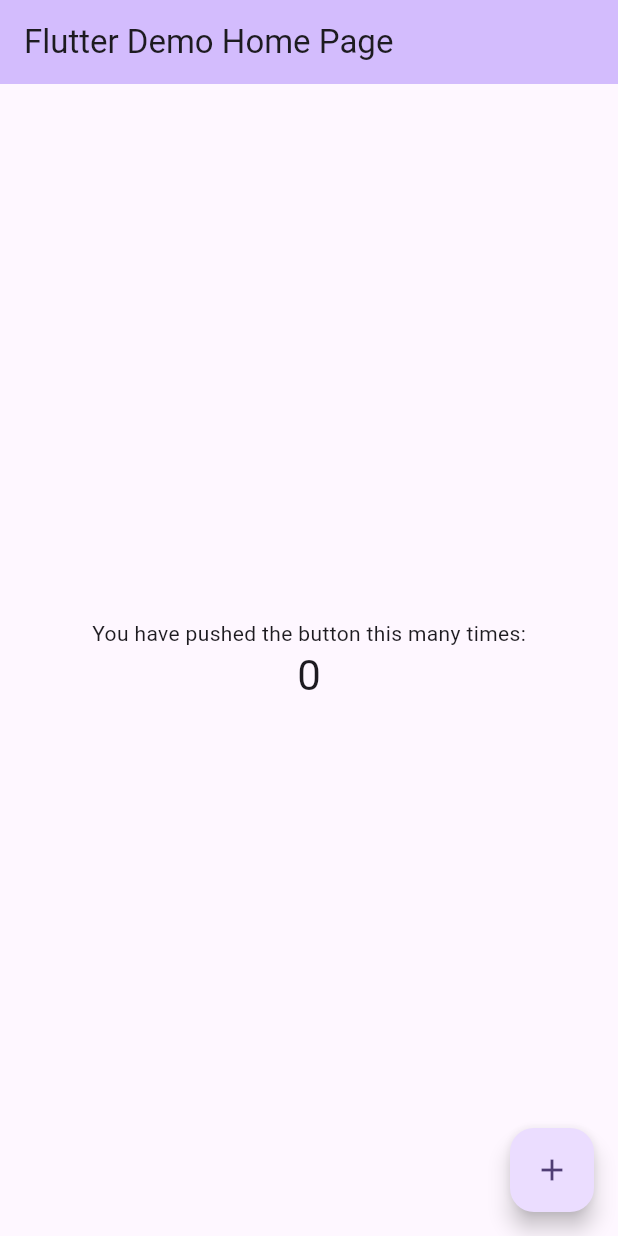
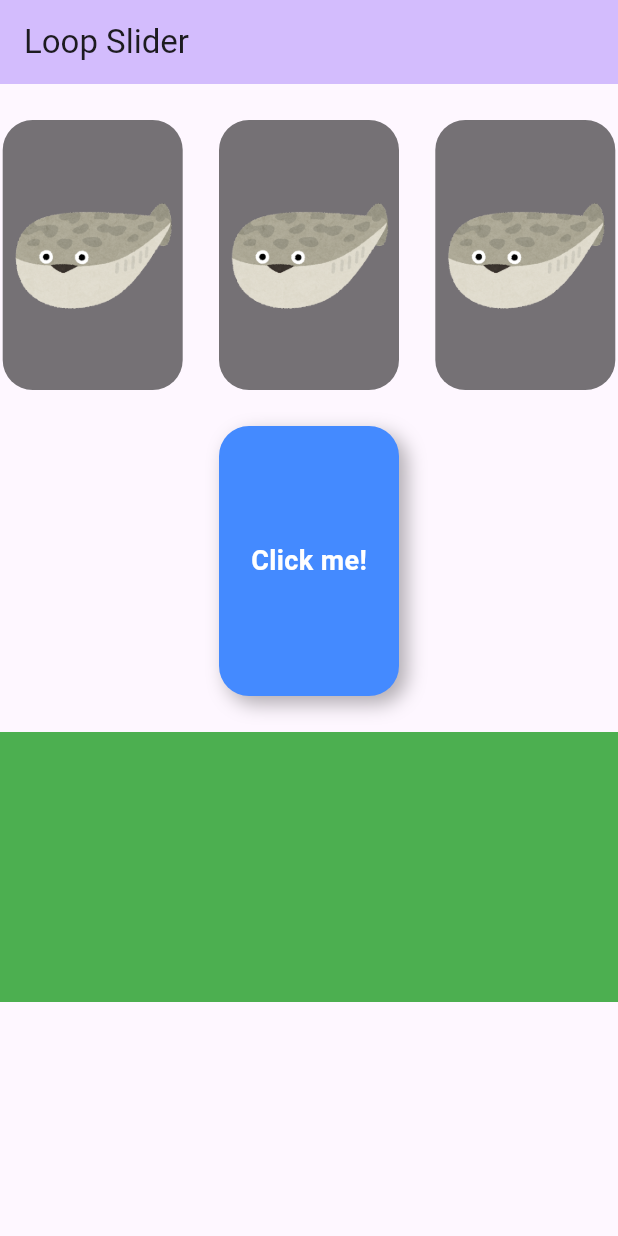
Before and after one commit to kurogoma-flutter/loop_slider, a Flutter app: the screen it shows after launch, on a phone screen of 412 x 824 dp. Run offline on Flutter 3.47's test engine with Material 2 defaults, Android fonts, the phone set to English and light mode, and no system bars; drawn by our look-alikes of carousel_slider.

Commit message:
ループスライダー実装

```diff
--- a/lib/main.dart
+++ b/lib/main.dart
@@ -1,3 +1,4 @@
+import 'package:carousel_slider/carousel_slider.dart';
 import 'package:flutter/material.dart';
 
 void main() {
@@ -7,46 +8,25 @@
 class MyApp extends StatelessWidget {
   const MyApp({super.key});
 
-  // This widget is the root of your application.
   @override
   Widget build(BuildContext context) {
     return MaterialApp(
       title: 'Flutter Demo',
       theme: ThemeData(
-        // This is the theme of your application.
-        //
-        // TRY THIS: Try running your application with "flutter run". You'll see
-        // the application has a blue toolbar. Then, without quitting the app,
-        // try changing the seedColor in the colorScheme below to Colors.green
-        // and then invoke "hot reload" (save your changes or press the "hot
-        // reload" button in a Flutter-supported IDE, or press "r" if you used
-        // the command line to start the app).
-        //
-        // Notice that the counter didn't reset back to zero; the application
-        // state is not lost during the reload. To reset the state, use hot
-        // restart instead.
-        //
-        // This works for code too, not just values: Most code changes can be
-        // tested with just a hot reload.
         colorScheme: ColorScheme.fromSeed(seedColor: Colors.deepPurple),
         useMaterial3: true,
       ),
-      home: const MyHomePage(title: 'Flutter Demo Home Page'),
+      home: const MyHomePage(title: 'Loop Slider'),
     );
   }
 }
 
+final List<String> images = [
+  'assets/kodai_sacabambaspis.png',
+];
+
 class MyHomePage extends StatefulWidget {
   const MyHomePage({super.key, required this.title});
-
-  // This widget is the home page of your application. It is stateful, meaning
-  // that it has a State object (defined below) that contains fields that affect
-  // how it looks.
-
-  // This class is the configuration for the state. It holds the values (in this
-  // case the title) provided by the parent (in this case the App widget) and
-  // used by the build method of the State. Fields in a Widget subclass are
-  // always marked "final".
 
   final String title;
 
@@ -55,71 +35,135 @@
 }
 
 class _MyHomePageState extends State<MyHomePage> {
-  int _counter = 0;
+  @override
+  Widget build(BuildContext context) {
+    return Scaffold(
+      appBar: AppBar(
+        backgroundColor: Theme.of(context).colorScheme.inversePrimary,
+        title: Text(widget.title),
+      ),
+      body: Column(
+        children: [
+          const _CarouselSlider(),
+          Container(
+            height: 180,
+            width: 120,
+            margin: const EdgeInsets.only(bottom: 24),
+            decoration: BoxDecoration(
+              color: Colors.blueAccent,
+              borderRadius: BorderRadius.circular(20),
+              boxShadow: [
+                BoxShadow(
+                  color: Colors.black.withOpacity(0.3),
+                  blurRadius: 10,
+                  offset: const Offset(5, 5),
+                )
+              ],
+            ),
+            child: InkWell(
+              onTap: () {
+                // ボトムシート表示
+                showModalBottomSheet(
+                  context: context,
+                  builder: (context) => const BottomSheetWidget(),
+                );
+              },
+              child: const Center(
+                child: Text(
+                  'Click me!',
+                  style: TextStyle(
+                    color: Colors.white,
+                    fontSize: 18,
+                    fontWeight: FontWeight.w600,
+                  ),
+                ),
+              ),
+            ),
+          ),
+          Container(
+            height: 180,
+            width: double.maxFinite,
+            color: Colors.green,
+          ),
+        ],
+      ),
+    );
+  }
+}
 
-  void _incrementCounter() {
-    setState(() {
-      // This call to setState tells the Flutter framework that something has
-      // changed in this State, which causes it to rerun the build method below
-      // so that the display can reflect the updated values. If we changed
-      // _counter without calling setState(), then the build method would not be
-      // called again, and so nothing would appear to happen.
-      _counter++;
-    });
-  }
+class _CarouselSlider extends StatelessWidget {
+  const _CarouselSlider();
 
   @override
   Widget build(BuildContext context) {
-    // This method is rerun every time setState is called, for instance as done
-    // by the _incrementCounter method above.
-    //
-    // The Flutter framework has been optimized to make rerunning build methods
-    // fast, so that you can just rebuild anything that needs updating rather
-    // than having to individually change instances of widgets.
-    return Scaffold(
-      appBar: AppBar(
-        // TRY THIS: Try changing the color here to a specific color (to
-        // Colors.amber, perhaps?) and trigger a hot reload to see the AppBar
-        // change color while the other colors stay the same.
-        backgroundColor: Theme.of(context).colorScheme.inversePrimary,
-        // Here we take the value from the MyHomePage object that was created by
-        // the App.build method, and use it to set our appbar title.
-        title: Text(widget.title),
-      ),
-      body: Center(
-        // Center is a layout widget. It takes a single child and positions it
-        // in the middle of the parent.
-        child: Column(
-          // Column is also a layout widget. It takes a list of children and
-          // arranges them vertically. By default, it sizes itself to fit its
-          // children horizontally, and tries to be as tall as its parent.
-          //
-          // Column has various properties to control how it sizes itself and
-          // how it positions its children. Here we use mainAxisAlignment to
-          // center the children vertically; the main axis here is the vertical
-          // axis because Columns are vertical (the cross axis would be
-          // horizontal).
-          //
-          // TRY THIS: Invoke "debug painting" (choose the "Toggle Debug Paint"
-          // action in the IDE, or press "p" in the console), to see the
-          // wireframe for each widget.
-          mainAxisAlignment: MainAxisAlignment.center,
-          children: <Widget>[
-            const Text(
-              'You have pushed the button this many times:',
-            ),
-            Text(
-              '$_counter',
-              style: Theme.of(context).textTheme.headlineMedium,
-            ),
-          ],
+    return Padding(
+      padding: const EdgeInsets.symmetric(vertical: 24),
+      child: SizedBox(
+        height: 180,
+        child: CarouselSlider.builder(
+          itemCount: images.length,
+          itemBuilder:
+              (BuildContext context, int itemIndex, int pageViewIndex) =>
+                  _CarouselCard(image: images[itemIndex]),
+          options: CarouselOptions(
+            height: 180,
+            viewportFraction: 0.35,
+          ),
         ),
       ),
-      floatingActionButton: FloatingActionButton(
-        onPressed: _incrementCounter,
-        tooltip: 'Increment',
-        child: const Icon(Icons.add),
-      ), // This trailing comma makes auto-formatting nicer for build methods.
     );
   }
 }
+
+class _CarouselCard extends StatelessWidget {
+  const _CarouselCard({
+    required this.image,
+  });
+
+  final String image;
+
+  @override
+  Widget build(BuildContext context) {
+    return Container(
+      height: 180,
+      width: 120,
+      decoration: BoxDecoration(
+        color: Colors.black54,
+        borderRadius: BorderRadius.circular(20),
+      ),
+      child: SizedBox(
+        child: Image(
+          image: AssetImage(image),
+          fit: BoxFit.fitWidth,
+        ),
+      ),
+    );
+  }
+}
+
+/// ボトムシートの定義
+class BottomSheetWidget extends StatelessWidget {
+  const BottomSheetWidget({super.key});
+
+  @override
+  Widget build(BuildContext context) {
+    return Container(
+      height: 500,
+      width: double.maxFinite,
+      // 上だけ丸める
+      decoration: const BoxDecoration(
+        borderRadius: BorderRadius.vertical(
+          top: Radius.circular(20),
+        ),
+        color: Color.fromARGB(42, 255, 255, 255),
+      ),
+      child: const Padding(
+          padding: EdgeInsets.symmetric(vertical: 20),
+          child: Column(
+            children: [
+              _CarouselSlider(),
+            ],
+          )),
+    );
+  }
+}
--- a/pubspec.yaml
+++ b/pubspec.yaml
@@ -60,8 +60,8 @@ flutter:
   uses-material-design: true
 
   # To add assets to your application, add an assets section, like this:
-  # assets:
-  #   - images/a_dot_burr.jpeg
+  assets:
+    - assets/
   #   - images/a_dot_ham.jpeg
 
   # An image asset can refer to one or more resolution-specific "variants", see
```
Also changed, not shown: assets/kodai_sacabambaspis.png (added).
